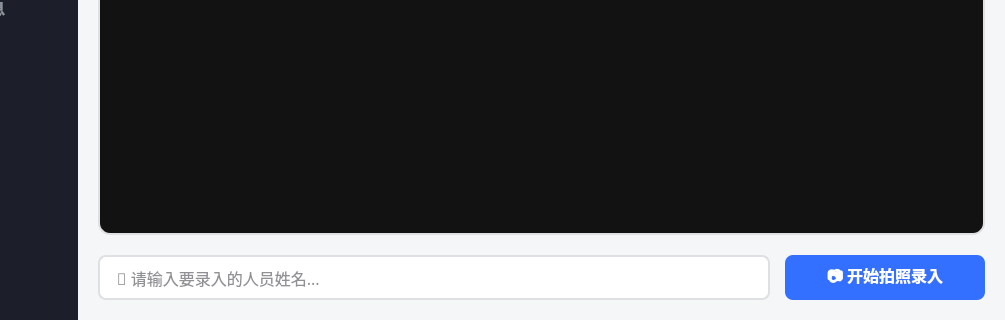
First picture: the form in AttendanceClient/MainWidget.ui, repository cai-0312/FaceAttendanceSystem, before the edit; both pictures show x 92 to 1097 and y 430 to 750 of the 1097 by 750 pixel window.
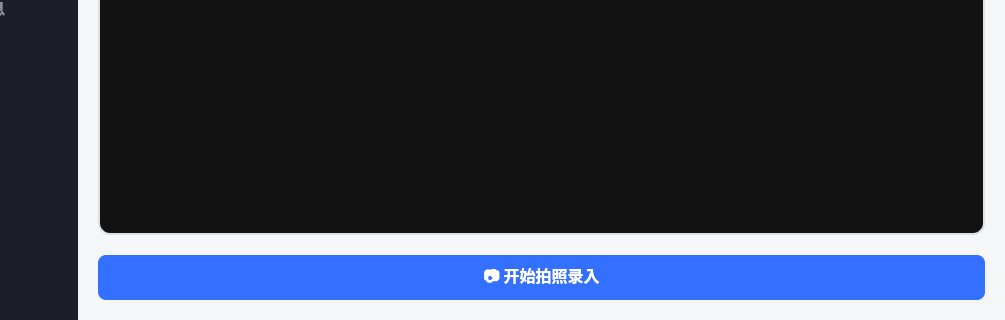
Second picture: the form after the edit. The open tabs and pages were chosen to show the change.

What changed in the file:
```diff
--- a/AttendanceClient/MainWidget.ui
+++ b/AttendanceClient/MainWidget.ui
@@ -530,28 +530,6 @@
 									<property name="spacing">
 										<number>15</number>
 									</property>
-									<item>
-										<widget class="QLineEdit" name="lineEdit_RegisterName">
-											<property name="minimumSize">
-												<size>
-													<width>0</width>
-													<height>45</height>
-												</size>
-											</property>
-											<property name="font">
-												<font>
-													<family>Microsoft YaHei</family>
-													<pointsize>12</pointsize>
-												</font>
-											</property>
-											<property name="styleSheet">
-												<string notr="true">QLineEdit { border: 2px solid #DEE0E3; border-radius: 8px; padding-left: 15px; color: #1F2329; } QLineEdit:focus { border: 2px solid #3370FF; }</string>
-											</property>
-											<property name="placeholderText">
-												<string>📝 请输入要录入的人员姓名...</string>
-											</property>
-										</widget>
-									</item>
 									<item>
 										<widget class="QPushButton" name="btn_Register">
 											<property name="minimumSize">
```
Left out of the diff: 2 changed lines with no effect on the pictures. Lines whose indentation alone changed are shown as unchanged.
